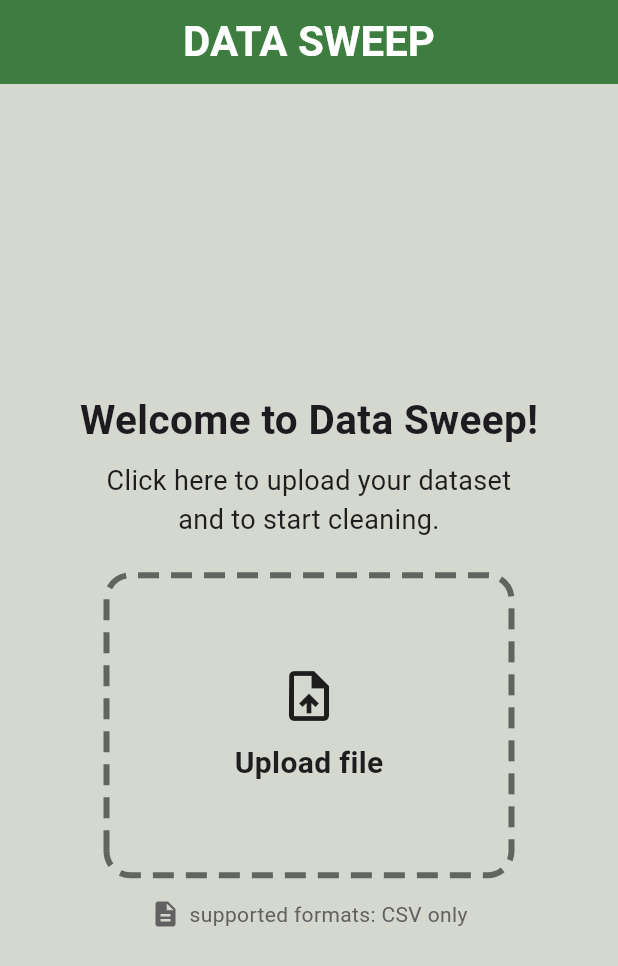
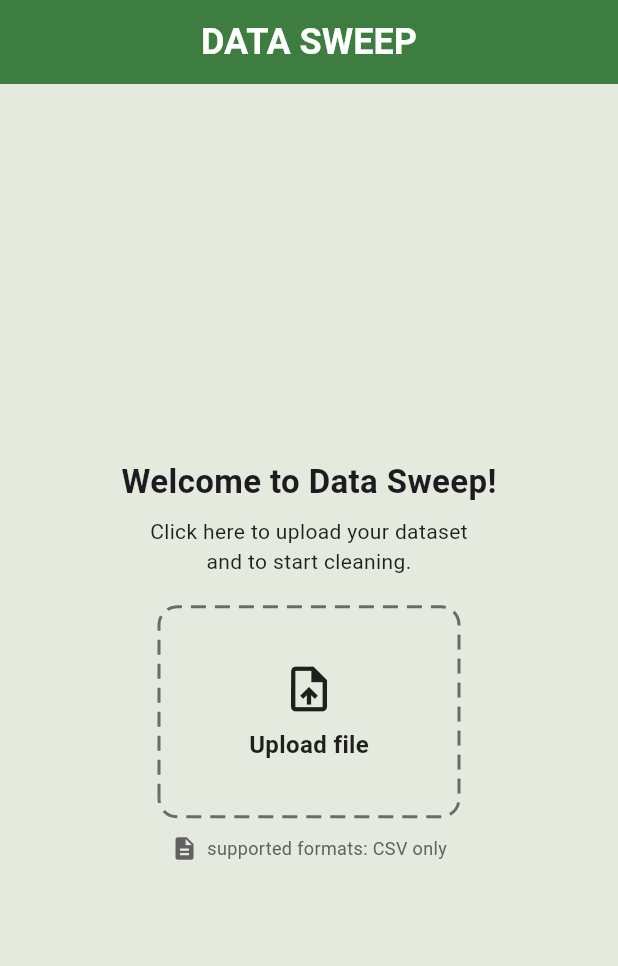
Before and after one commit to AcePenaflorida/Data-Sweep, a Flutter app: the screen it shows after launch, on a phone screen of 412 x 824 dp. Shown: the top 966 px of the screen. Run offline on Flutter 3.47's test engine with Material 3 defaults, Android fonts, the phone set to English and light mode, and no system bars; our stand-ins replace csv, file_picker, permission_handler.

Commit message:
changes to main and delete page. preview page

```diff
--- a/data_sweep/lib/main.dart
+++ b/data_sweep/lib/main.dart
@@ -1,7 +1,8 @@
+import 'dart:ui';
+
 import 'package:flutter/material.dart';
 import 'package:file_picker/file_picker.dart';
-import 'delete_column_page.dart'; // Make sure this is handling different file types
-import 'dart:ui'; // Make sure to import dart:ui
+import 'delete_column_page.dart';
 
 void main() {
   runApp(MyApp());
@@ -52,34 +53,28 @@ class _HomePageState extends State<HomePage> with TickerProviderStateMixin {
   Widget build(BuildContext context) {
     return Scaffold(
       appBar: AppBar(
-        title: Row(
-          mainAxisAlignment: MainAxisAlignment.center,
-          children: [
-            Text(
-              "DATA SWEEP",
-              style: TextStyle(
-                fontWeight: FontWeight.bold,
-                fontSize: 28,
-                color: Colors.white,
-              ),
-            ),
-          ],
+        title: Text(
+          "DATA SWEEP",
+          style: TextStyle(
+            fontWeight: FontWeight.bold,
+            fontSize: 24,
+            color: Colors.white,
+          ),
         ),
         backgroundColor: const Color.fromARGB(255, 61, 126, 64),
-        automaticallyImplyLeading: false,
+        centerTitle: true,
       ),
       body: Container(
-        color: const Color.fromARGB(255, 212, 216, 207),
+        color: const Color.fromARGB(255, 229, 234, 222),
         padding: EdgeInsets.all(16),
         child: Center(
           child: Column(
             mainAxisAlignment: MainAxisAlignment.center,
-            crossAxisAlignment: CrossAxisAlignment.center,
             children: [
               Text(
                 "Welcome to Data Sweep!",
                 style: TextStyle(
-                  fontSize: 27,
+                  fontSize: 22,
                   fontWeight: FontWeight.bold,
                 ),
               ),
@@ -88,32 +83,29 @@ class _HomePageState extends State<HomePage> with TickerProviderStateMixin {
                 "Click here to upload your dataset\nand to start cleaning.",
                 textAlign: TextAlign.center,
                 style: TextStyle(
-                  fontSize: 18,
+                  fontSize: 14,
                   color: Colors.black87,
                 ),
               ),
-              SizedBox(height: 24),
-              // Use Stack to layer InkWell on top of CustomPaint
+              SizedBox(height: 20),
               Stack(
                 children: [
-                  // Dashed Border
                   CustomPaint(
-                    painter: DashedBorderPainter(borderRadius: 16.0),
+                    painter: DashedBorderPainter(borderRadius: 12.0),
                     child: Container(
-                      width: 270,
-                      height: 200,
-                      color: Colors.transparent, // Transparent background
+                      width: 200, // Adjusted size
+                      height: 140,
+                      color: Colors.transparent,
                     ),
                   ),
-                  // Interactive InkWell
                   Material(
                     color: Colors.transparent,
                     child: InkWell(
                       onTapDown: (_) {
-                        _scaleController.forward(); // Start pressing animation
+                        _scaleController.forward();
                       },
                       onTapUp: (_) {
-                        _scaleController.reverse(); // Return to normal size
+                        _scaleController.reverse();
                       },
                       onTap: () async {
                         FilePickerResult? result = await FilePicker.platform
@@ -142,22 +134,22 @@ class _HomePageState extends State<HomePage> with TickerProviderStateMixin {
                         }
                       },
                       splashColor: Colors.green.withOpacity(0.3),
-                      borderRadius: BorderRadius.circular(16),
+                      borderRadius: BorderRadius.circular(12),
                       child: ScaleTransition(
                         scale: _scaleAnimation,
                         child: Container(
-                          width: 270,
-                          height: 200,
+                          width: 200, // Adjusted size
+                          height: 140,
                           child: Column(
                             mainAxisAlignment: MainAxisAlignment.center,
                             children: [
                               Icon(Icons.upload_file,
-                                  size: 40, color: Colors.black87),
-                              SizedBox(height: 10),
+                                  size: 36, color: Colors.black87),
+                              SizedBox(height: 8),
                               Text(
                                 "Upload file",
                                 style: TextStyle(
-                                  fontSize: 20,
+                                  fontSize: 16,
                                   fontWeight: FontWeight.bold,
                                   color: Colors.black87,
                                 ),
@@ -170,20 +162,20 @@ class _HomePageState extends State<HomePage> with TickerProviderStateMixin {
                   ),
                 ],
               ),
-              SizedBox(height: 16),
+              SizedBox(height: 12),
               Row(
                 mainAxisAlignment: MainAxisAlignment.center,
                 children: [
                   Icon(
                     Icons.description,
-                    size: 20,
+                    size: 18,
                     color: Colors.grey[700],
                   ),
                   SizedBox(width: 6),
                   Text(
                     "supported formats: CSV only",
                     style: TextStyle(
-                      fontSize: 14,
+                      fontSize: 12,
                       color: Colors.grey[700],
                     ),
                   ),
@@ -206,10 +198,11 @@ class DashedBorderPainter extends CustomPainter {
   void paint(Canvas canvas, Size size) {
     Paint paint = Paint()
       ..color = const Color.fromARGB(137, 0, 0, 0)
-      ..strokeWidth = 4
+      ..strokeWidth = 2 // Smaller border
       ..style = PaintingStyle.stroke;
-    double dashWidth = 14;
-    double dashSpace = 8;
+
+    double dashWidth = 10;
+    double dashSpace = 6;
 
     final RRect roundedRect = RRect.fromRectAndRadius(
       Rect.fromLTWH(0, 0, size.width, size.height),
```
Also changed, not shown: data_sweep/lib/delete_column_page.dart (+138 -93 lines), data_sweep/lib/preview_page.dart (+42 -6 lines).
